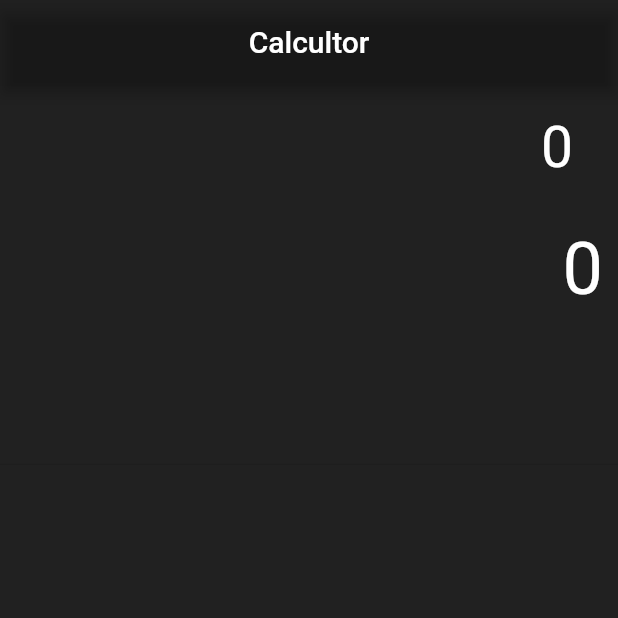
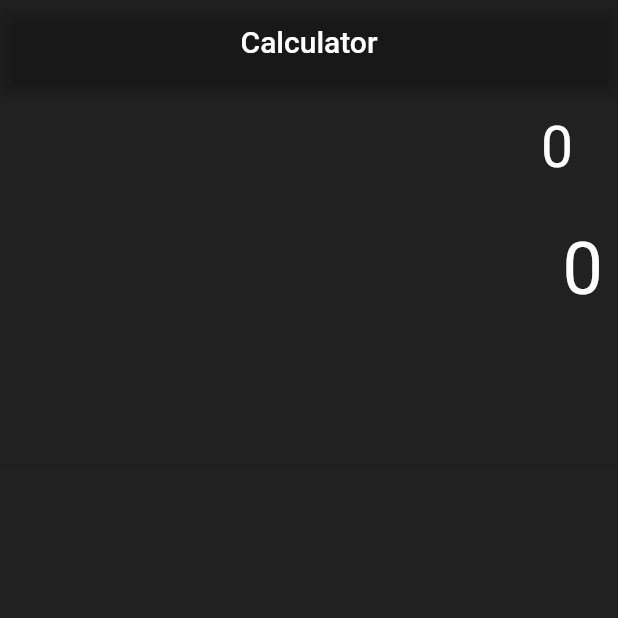
Before and after one commit to Jithinkrishnapu/calculaterproject, a Flutter app: the screen it shows after launch, on a phone screen of 412 x 824 dp, the top half of it. Run offline on Flutter 3.47's test engine with Material 2 defaults, Android fonts, the phone set to English and light mode, and no system bars; our stand-ins replace math_expressions.

Commit message:
name changed

```diff
--- a/lib/Calculator.dart
+++ b/lib/Calculator.dart
@@ -96,7 +96,7 @@ class _SimpleCalculatorState extends State<SimpleCalculator> {
         backgroundColor: Colors.transparent,
         centerTitle: true,
         title: Text(
-          "Calcultor",
+          "Calculator",
         ),
       ),
       body: Column(
```
